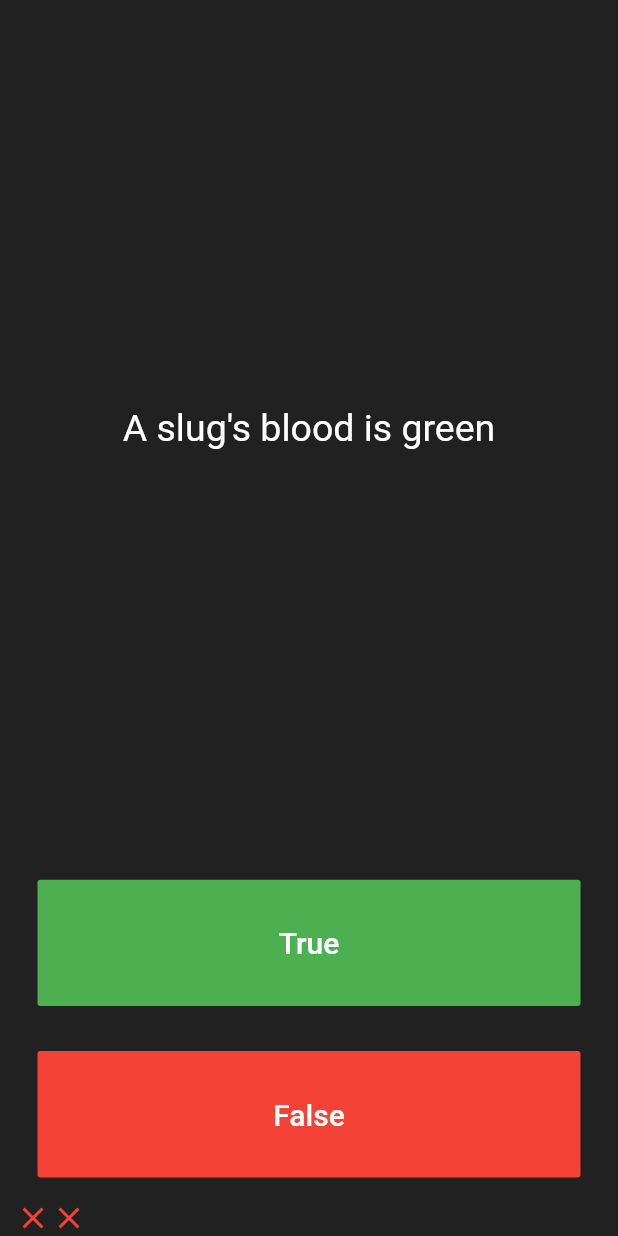
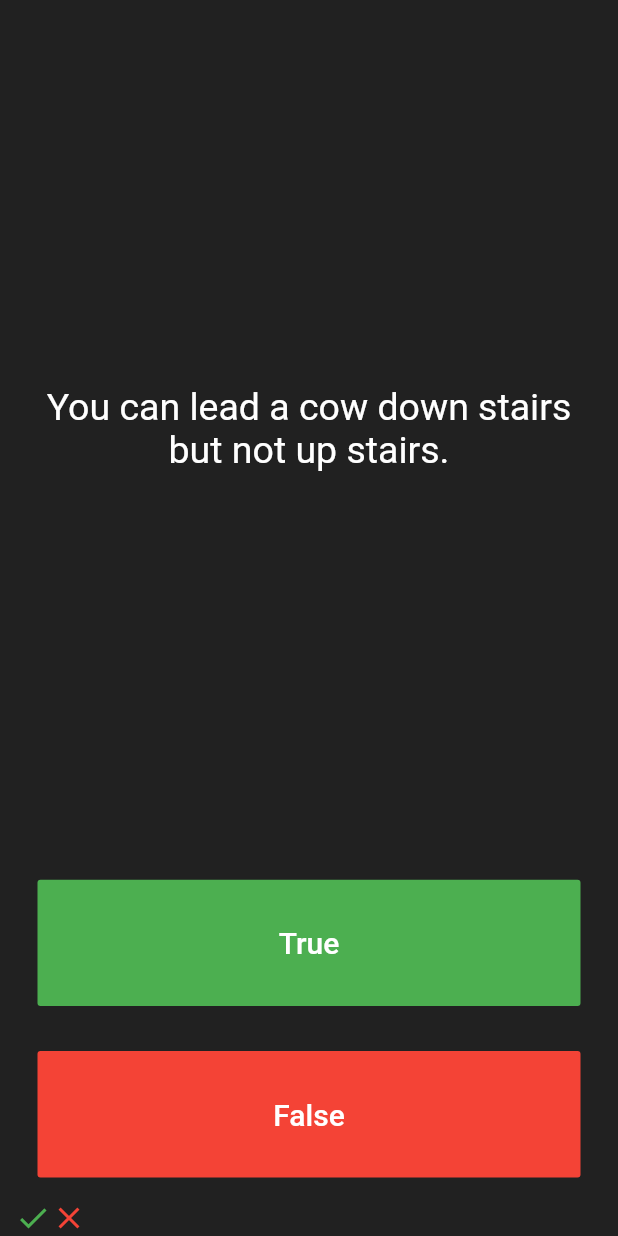
Before and after one commit to acdollard/quiz_app, a Flutter app: the screen it shows after launch, after a tap on "True", after a tap on "False", on a phone screen of 412 x 824 dp. Run offline on Flutter 3.47's test engine with Material 2 defaults, Android fonts, the phone set to English and light mode, and no system bars; our stand-ins replace rflutter_alert.

Commit message:
added reset functionality and an alert package

```diff
--- a/lib/main.dart
+++ b/lib/main.dart
@@ -1,11 +1,14 @@
 import 'package:flutter/material.dart';
 import 'quiz_brain.dart';
+import 'package:rflutter_alert/rflutter_alert.dart';
+
 
 QuizBrain quizBrain = QuizBrain();
 
 void main() => runApp(Quizzler());
 
 class Quizzler extends StatelessWidget {
+
   @override
   Widget build(BuildContext context) {
     return MaterialApp(
@@ -29,12 +32,32 @@ class QuizPage extends StatefulWidget {
 
 class _QuizPageState extends State<QuizPage> {
 
+  void checkUserAnswer (bool userGivenAnswer) {
+    if (quizBrain.getQuestionAnswer() == userGivenAnswer) {
+      scoreKeeper.add(Icon(
+        Icons.check,
+        color: Colors.green,
+      ));
+    } else {
+      scoreKeeper.add(Icon(
+        Icons.close,
+        color: Colors.red,
+      ));
+    }
+    setState(() {
+      if (quizBrain.isFinished() == true) {
+        quizBrain.resetQuiz();
+        scoreKeeper = [];
+        Alert(context: context, title: "Game OVER", desc: "Well done! You may be smart.").show();
+      } else {
+        quizBrain.getNextQuestion();
+      }
+    });
+  }
+
   List<Icon> scoreKeeper = [
 
   ];
-
-
-  int iterator = 0;
 
   @override
   Widget build(BuildContext context) {
@@ -48,7 +71,7 @@ class _QuizPageState extends State<QuizPage> {
             padding: EdgeInsets.all(10.0),
             child: Center(
               child: Text(
-                quizBrain.questionBank[iterator].questionText,
+                quizBrain.getQuestionText(),
                 textAlign: TextAlign.center,
                 style: TextStyle(
                   fontSize: 25.0,
@@ -72,22 +95,7 @@ class _QuizPageState extends State<QuizPage> {
                 ),
               ),
               onPressed: (){
-               if (quizBrain.questionBank[iterator].questionAnswer == true) {
-                  scoreKeeper.add(Icon(
-                    Icons.check,
-                    color: Colors.green,
-                  ));
-               } else {
-                 scoreKeeper.add(Icon(
-                   Icons.close,
-                   color: Colors.red,
-                 ));
-               }
-               setState(() {
-                 iterator++;
-                 if (iterator >= quizBrain.questionBank.length) iterator = 0;
-
-               });
+                checkUserAnswer(true);
               },
             ),
           ),
@@ -105,23 +113,7 @@ class _QuizPageState extends State<QuizPage> {
                 ),
               ),
               onPressed: () {
-                if (quizBrain.questionBank[iterator].questionAnswer == false) {
-                  scoreKeeper.add(Icon(
-                    Icons.check,
-                    color: Colors.green,
-                  ));
-                }
-                else {
-                  scoreKeeper.add(Icon(
-                    Icons.close,
-                    color: Colors.red,
-                  ));
-                }
-                setState(() {
-                  iterator++;
-                  if (iterator >= 4) iterator = 0;
-
-                });
+                checkUserAnswer(false);
               },
             ),
           ),
--- a/lib/quiz_brain.dart
+++ b/lib/quiz_brain.dart
@@ -1,10 +1,10 @@
 import 'question.dart';
 
 class QuizBrain {
-  List<Question> questionBank = [
-    Question('You can lead a cow down stairs but not up stairs.', false),
-    Question('Approximately one quarter of human bones are in the feet', true),
-    Question('A slug\'s blood is green', true),
+
+  int _questionNumber = 0;
+
+  List<Question> _questionBank = [
     Question('The name Avocado is derived from the Incan word for testicle', true),
     Question('Some cats are actually allergic to humans', true),
     Question('You can lead a cow down stairs but not up stairs.', false),
@@ -24,13 +24,35 @@ class QuizBrain {
     Question(
         'The total surface area of two human lungs is approximately 70 square metres.',
         true),
-    Question('Google was originally called \"Backrub\".', true),
-    Question(
-        'Chocolate affects a dog\'s heart and nervous system; a few ounces are enough to kill a small dog.',
-        true),
-    Question(
-        'In West Virginia, USA, if you accidentally hit an animal with your car, you are free to take it home to eat.',
-        true),
+    // Question('Google was originally called \"Backrub\".', true),
+    // Question(
+    //     'Chocolate affects a dog\'s heart and nervous system; a few ounces are enough to kill a small dog.',
+    //     true),
+    // Question(
+    //     'In West Virginia, USA, if you accidentally hit an animal with your car, you are free to take it home to eat.',
+    //     true),
   ];
 
+  void getNextQuestion () {
+    if (_questionNumber < _questionBank.length -1) {
+      _questionNumber++;
+    }
+  }
+
+  String getQuestionText () {
+    return _questionBank[_questionNumber].questionText;
+  }
+
+  bool getQuestionAnswer () {
+    return _questionBank[_questionNumber].questionAnswer;
+  }
+
+  bool isFinished () {
+    return (_questionNumber >= _questionBank.length -1);
+  }
+
+  void resetQuiz() {
+      _questionNumber = 0;
+  }
+
 }
--- a/pubspec.yaml
+++ b/pubspec.yaml
@@ -23,7 +23,7 @@ environment:
 dependencies:
   flutter:
     sdk: flutter
-
+  rflutter_alert: ^1.1.0
 
   # The following adds the Cupertino Icons font to your application.
   # Use with the CupertinoIcons class for iOS style icons.
```
Also changed, not shown: pubspec.lock.
